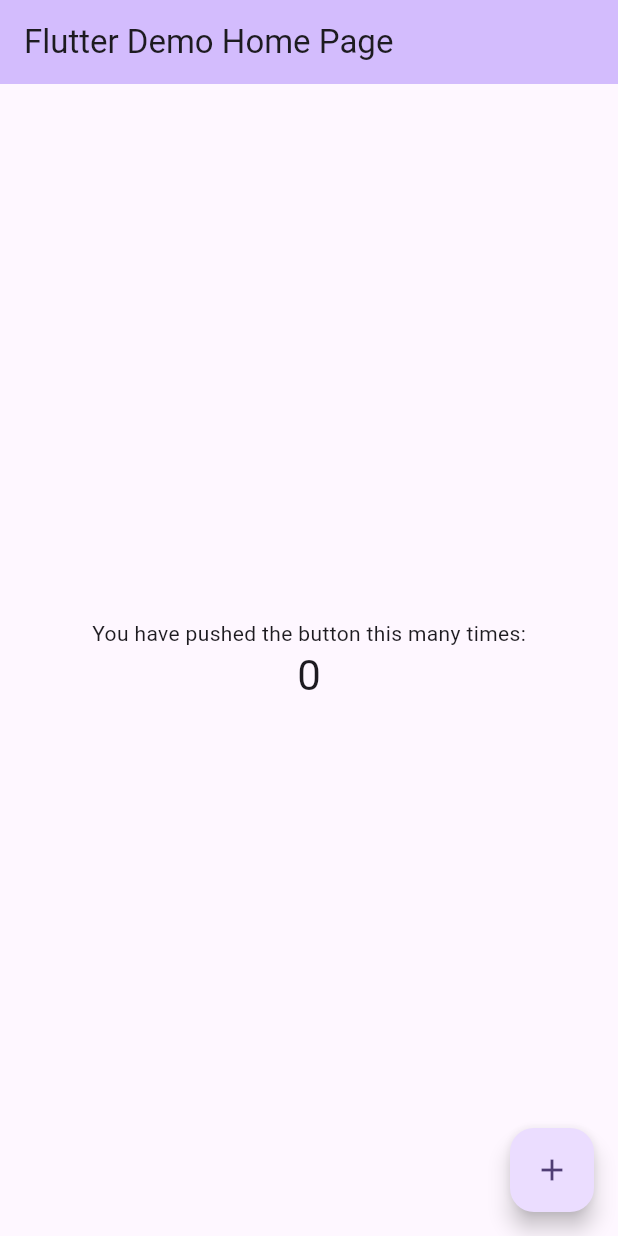
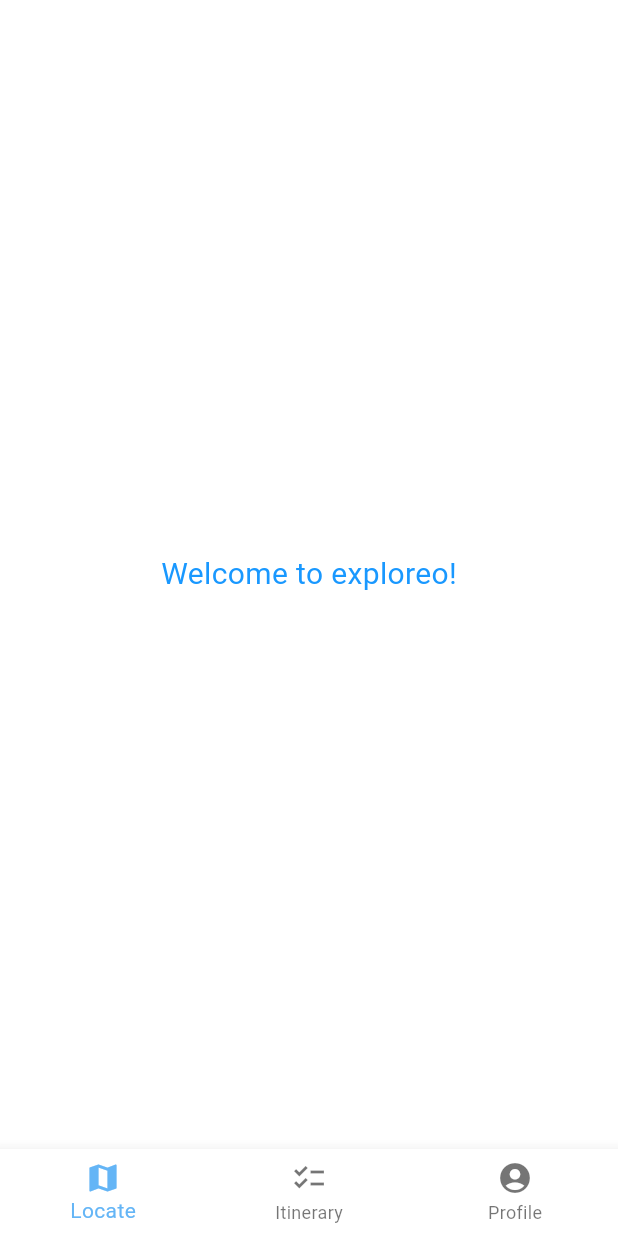
Before and after one commit to johnzhou1210/Exploreo, a Flutter app: the screen it shows after launch, on a phone screen of 412 x 824 dp. Run offline on Flutter 3.47's test engine with Material 3 defaults, Android fonts, the phone set to English and light mode, and no system bars; our stand-ins replace firebase_auth, firebase_core; accounts and stored records are empty.

Commit message:
changes made to backend and bottom-navbar created. Frontend screens + components folder created.

```diff
--- a/exploreo/lib/main.dart
+++ b/exploreo/lib/main.dart
@@ -1,4 +1,5 @@
 import 'package:flutter/material.dart';
+import 'package:exploreo/screens/HomeScreen.dart';
 
 void main() {
   runApp(const MyApp());
@@ -11,115 +12,21 @@ class MyApp extends StatelessWidget {
   @override
   Widget build(BuildContext context) {
     return MaterialApp(
-      title: 'Flutter Demo',
+      title: 'Exploreo',
       theme: ThemeData(
-        // This is the theme of your application.
-        //
-        // TRY THIS: Try running your application with "flutter run". You'll see
-        // the application has a purple toolbar. Then, without quitting the app,
-        // try changing the seedColor in the colorScheme below to Colors.green
-        // and then invoke "hot reload" (save your changes or press the "hot
-        // reload" button in a Flutter-supported IDE, or press "r" if you used
-        // the command line to start the app).
-        //
-        // Notice that the counter didn't reset back to zero; the application
-        // state is not lost during the reload. To reset the state, use hot
-        // restart instead.
-        //
-        // This works for code too, not just values: Most code changes can be
-        // tested with just a hot reload.
-        colorScheme: ColorScheme.fromSeed(seedColor: Colors.deepPurple),
+        colorScheme: const ColorScheme(
+            brightness: Brightness.light,
+            primary: Color.fromARGB(255, 0, 0, 0),
+            onPrimary: Colors.white,
+            secondary: Colors.grey,
+            onSecondary: Colors.white,
+            error: Colors.red,
+            onError: Colors.red,
+            surface: Colors.white,
+            onSurface: Color.fromARGB(255, 25, 152, 255)),
         useMaterial3: true,
       ),
-      home: const MyHomePage(title: 'Flutter Demo Home Page'),
+      home: HomeScreen(),
     );
   }
 }
-
-class MyHomePage extends StatefulWidget {
-  const MyHomePage({super.key, required this.title});
-
-  // This widget is the home page of your application. It is stateful, meaning
-  // that it has a State object (defined below) that contains fields that affect
-  // how it looks.
-
-  // This class is the configuration for the state. It holds the values (in this
-  // case the title) provided by the parent (in this case the App widget) and
-  // used by the build method of the State. Fields in a Widget subclass are
-  // always marked "final".
-
-  final String title;
-
-  @override
-  State<MyHomePage> createState() => _MyHomePageState();
-}
-
-class _MyHomePageState extends State<MyHomePage> {
-  int _counter = 0;
-
-  void _incrementCounter() {
-    setState(() {
-      // This call to setState tells the Flutter framework that something has
-      // changed in this State, which causes it to rerun the build method below
-      // so that the display can reflect the updated values. If we changed
-      // _counter without calling setState(), then the build method would not be
-      // called again, and so nothing would appear to happen.
-      _counter++;
-    });
-  }
-
-  @override
-  Widget build(BuildContext context) {
-    // This method is rerun every time setState is called, for instance as done
-    // by the _incrementCounter method above.
-    //
-    // The Flutter framework has been optimized to make rerunning build methods
-    // fast, so that you can just rebuild anything that needs updating rather
-    // than having to individually change instances of widgets.
-    return Scaffold(
-      appBar: AppBar(
-        // TRY THIS: Try changing the color here to a specific color (to
-        // Colors.amber, perhaps?) and trigger a hot reload to see the AppBar
-        // change color while the other colors stay the same.
-        backgroundColor: Theme.of(context).colorScheme.inversePrimary,
-        // Here we take the value from the MyHomePage object that was created by
-        // the App.build method, and use it to set our appbar title.
-        title: Text(widget.title),
-      ),
-      body: Center(
-        // Center is a layout widget. It takes a single child and positions it
-        // in the middle of the parent.
-        child: Column(
-          // Column is also a layout widget. It takes a list of children and
-          // arranges them vertically. By default, it sizes itself to fit its
-          // children horizontally, and tries to be as tall as its parent.
-          //
-          // Column has various properties to control how it sizes itself and
-          // how it positions its children. Here we use mainAxisAlignment to
-          // center the children vertically; the main axis here is the vertical
-          // axis because Columns are vertical (the cross axis would be
-          // horizontal).
-          //
-          // TRY THIS: Invoke "debug painting" (choose the "Toggle Debug Paint"
-          // action in the IDE, or press "p" in the console), to see the
-          // wireframe for each widget.
-          mainAxisAlignment: MainAxisAlignment.center,
-          children: <Widget>[
-            const Text(
-              'You have pushed the button this many times:',
-            ),
-            Text(
-              '$_counter',
-              style: Theme.of(context).textTheme.headlineMedium,
-            ),
-          ],
-        ),
-      ),
-      floatingActionButton: FloatingActionButton(
-        onPressed: _incrementCounter,
-        tooltip: 'Increment',
-        child: const Icon(Icons.add),
-      ), // This trailing comma makes auto-formatting nicer for build methods.
-    );
-  }
-}
--- /dev/null
+++ b/exploreo/lib/screens/HomeScreen.dart
@@ -0,0 +1,16 @@
+import 'package:flutter/material.dart';
+import 'package:exploreo/widgets/Navbar.dart';
+
+class HomeScreen extends StatelessWidget {
+  @override
+  Widget build(BuildContext context) {
+    return Scaffold(
+        body: const Center(
+          child: Text(
+            'Welcome to exploreo!',
+            style: TextStyle(fontSize: 20),
+          ),
+        ),
+        bottomNavigationBar: Navbar());
+  }
+}
--- /dev/null
+++ b/exploreo/lib/widgets/Navbar.dart
@@ -0,0 +1,55 @@
+import 'package:flutter/material.dart';
+
+class Navbar extends StatefulWidget {
+  @override
+  _NavbarState createState() => _NavbarState();
+}
+
+class _NavbarState extends State<Navbar> {
+  int _selectedIndex = 0;
+  static const TextStyle optionStyle =
+      TextStyle(fontSize: 30, fontWeight: FontWeight.bold);
+  static const List<Widget> _widgetOptions = <Widget>[
+    Text(
+      'Index 0: Home',
+      style: optionStyle,
+    ),
+    Text(
+      'Index 1: Business',
+      style: optionStyle,
+    ),
+    Text(
+      'Index 2: School',
+      style: optionStyle,
+    ),
+  ];
+
+  void _onItemTapped(int index) {
+    setState(() {
+      _selectedIndex = index;
+    });
+  }
+
+  @override
+  Widget build(BuildContext context) {
+    return BottomNavigationBar(
+      items: const <BottomNavigationBarItem>[
+        BottomNavigationBarItem(
+          icon: Icon(Icons.map),
+          label: 'Locate',
+        ),
+        BottomNavigationBarItem(
+          icon: Icon(Icons.checklist),
+          label: 'Itinerary',
+        ),
+        BottomNavigationBarItem(
+          icon: Icon(Icons.account_circle),
+          label: 'Profile',
+        ),
+      ],
+      currentIndex: _selectedIndex,
+      selectedItemColor: Colors.blue[300],
+      onTap: _onItemTapped,
+    );
+  }
+}
```
Also changed, not shown: exploreo/lib/user_auth/firebase_auth_implementation.dart (added, +48 -0 lines), exploreo/lib/user_auth/userState.dart (added, +12 -0 lines), exploreo/firebase.json (added), exploreo/lib/firebase_options.dart (added), 5 other files.
